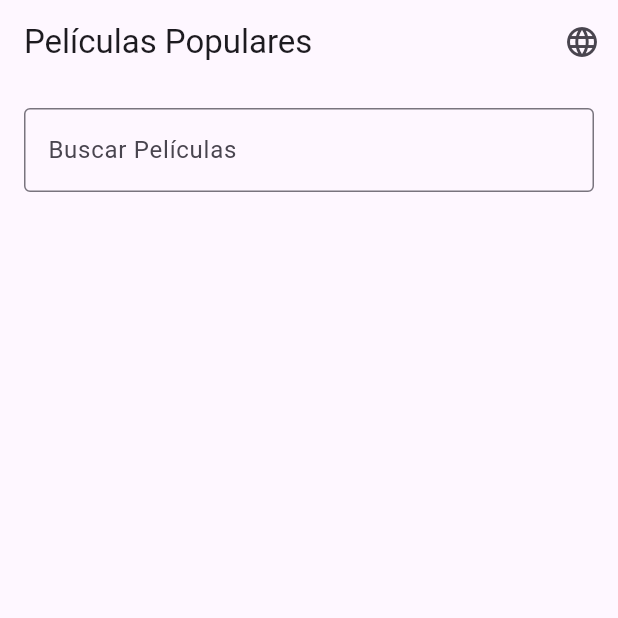
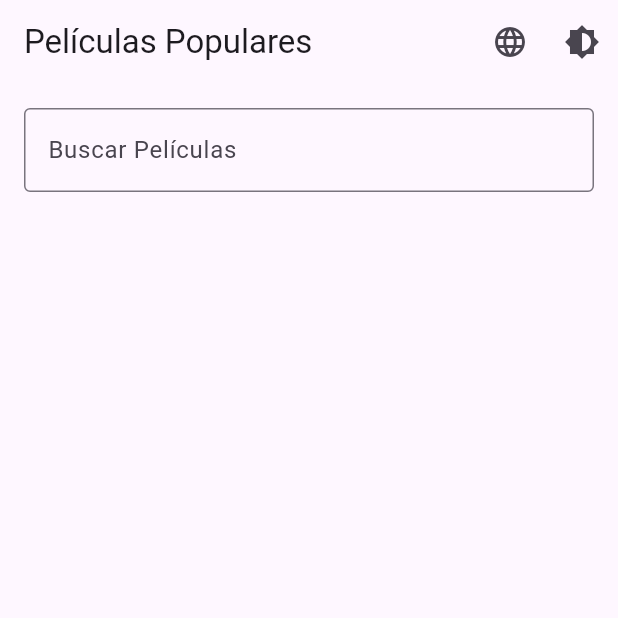
Before and after one commit to javikin/cinemania, a Flutter app: the screen it shows after launch, after a tap on the "language" icon, on a phone screen of 412 x 824 dp, the top half of it. Run offline on Flutter 3.47's test engine with Material 3 defaults, Android fonts, the phone set to English and light mode, and no system bars; our stand-ins replace dio, flutter_dotenv, flutter_riverpod, talker; network calls fail.

Commit message:
feat: add dark mode and toggle theme management

```diff
--- /dev/null
+++ b/lib/core/theme/theme_provider.dart
@@ -0,0 +1,14 @@
+import 'package:flutter/material.dart';
+import 'package:flutter_riverpod/flutter_riverpod.dart';
+
+final themeProvider = StateNotifierProvider<ThemeNotifier, ThemeMode>(
+  (ref) => ThemeNotifier(),
+);
+
+class ThemeNotifier extends StateNotifier<ThemeMode> {
+  ThemeNotifier() : super(ThemeMode.light);
+
+  void toggleTheme() {
+    state = state == ThemeMode.light ? ThemeMode.dark : ThemeMode.light;
+  }
+}
--- a/lib/features/movies/presentation/pages/movies_page.dart
+++ b/lib/features/movies/presentation/pages/movies_page.dart
@@ -1,4 +1,5 @@
 import 'package:cinemania/core/l10n/locale_provider.dart';
+import 'package:cinemania/core/theme/theme_provider.dart';
 import 'package:cinemania/features/movies/presentation/providers/movies_provider.dart';
 import 'package:cinemania/features/movies/presentation/widgets/movie_card.dart';
 import 'package:cinemania/generated/l10n/app_localizations.dart';
@@ -58,6 +59,12 @@ class _MoviesPageState extends ConsumerState<MoviesPage> {
               _changeLanguage(newLocale);
             },
           ),
+          IconButton(
+            icon: const Icon(Icons.brightness_6),
+            onPressed: () {
+              ref.read(themeProvider.notifier).toggleTheme();
+            },
+          ),
         ],
       ),
       body: Column(
--- a/lib/main.dart
+++ b/lib/main.dart
@@ -1,4 +1,5 @@
 import 'package:cinemania/core/l10n/locale_provider.dart';
+import 'package:cinemania/core/theme/theme_provider.dart';
 import 'package:cinemania/features/movies/presentation/pages/movies_page.dart';
 import 'package:cinemania/generated/l10n/app_localizations.dart';
 import 'package:flutter/material.dart';
@@ -20,6 +21,7 @@ class MyApp extends ConsumerWidget {
   @override
   Widget build(BuildContext context, WidgetRef ref) {
     final locale = ref.watch(localeProvider);
+    final themeMode = ref.watch(themeProvider);
 
     return MaterialApp(
       title: 'Cinemania',
@@ -35,6 +37,8 @@ class MyApp extends ConsumerWidget {
       ],
       locale: locale,
       theme: ThemeData.light(),
+      darkTheme: ThemeData.dark(),
+      themeMode: themeMode,
       home: const MoviesPage(),
     );
   }
```
